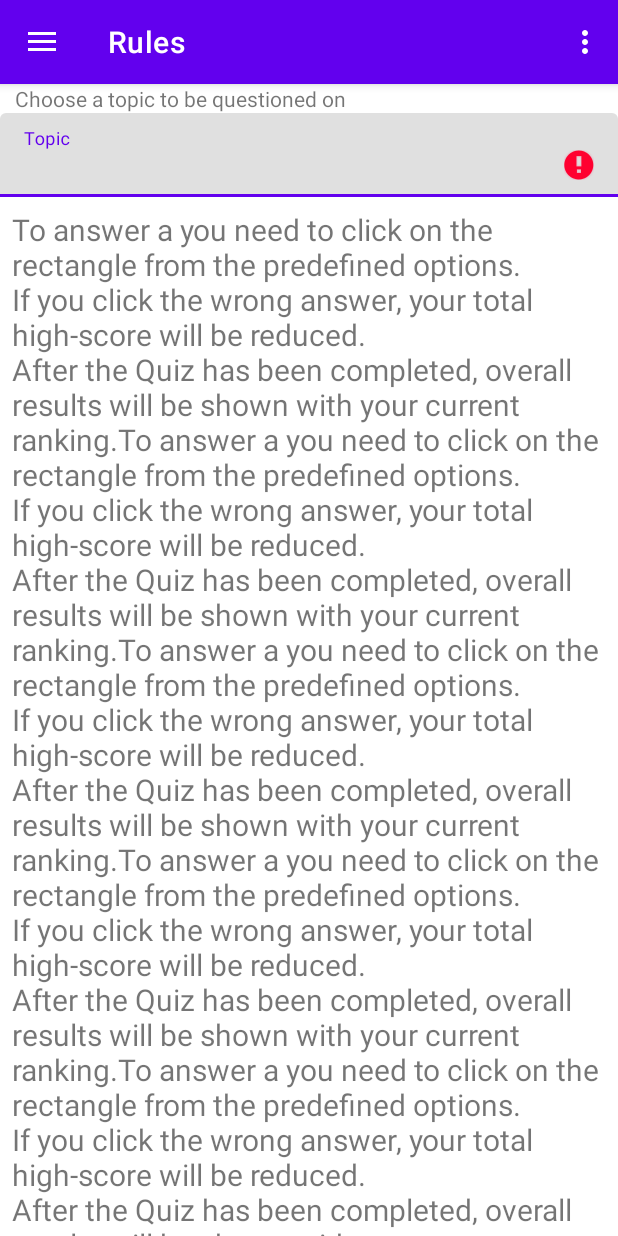
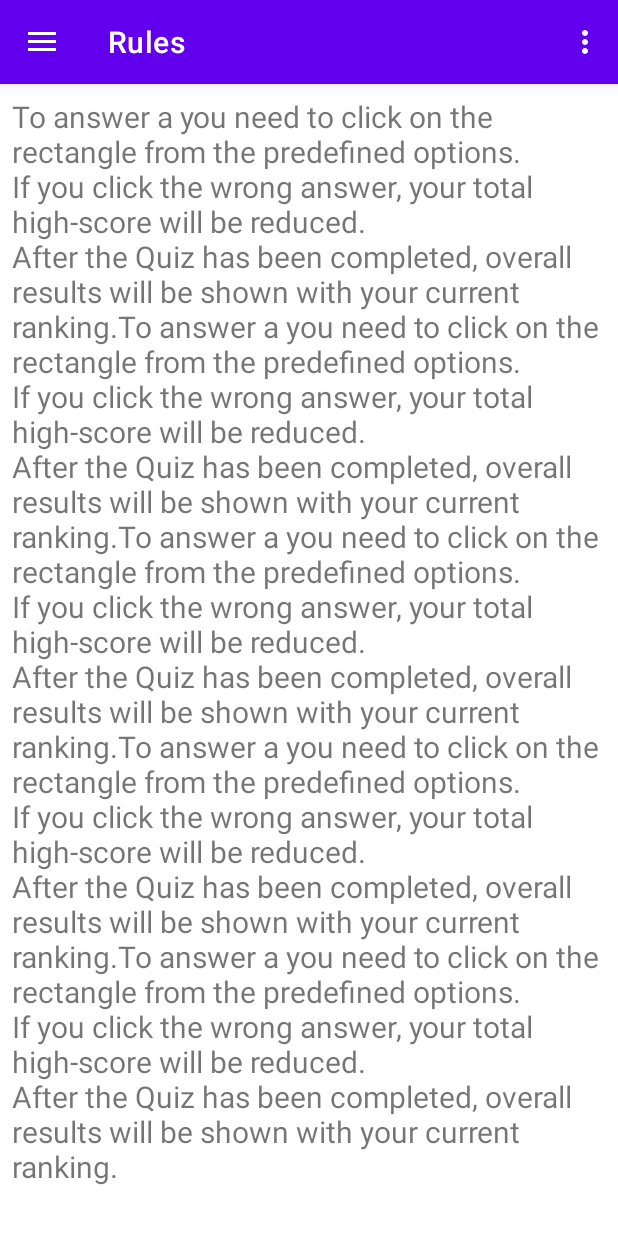
Before and after one commit to Pr1eMan/QuizGame, an Android app: the QuizMainActivty screen opened directly, with no data from a screen before it, in the side drawer, after a tap on "Rules", on a phone screen of 412 x 824 dp. Run offline under Robolectric (Android 15) with nearby library versions, the phone set to English and light mode, and no system bars; our stand-ins replace navigation-ui.

Commit message:
Fixed choose topic to only display in right screen
Moved choose topic layout to different laylout.

```diff
--- a/app/src/main/res/layout/content_quiz_main_activty.xml
+++ b/app/src/main/res/layout/content_quiz_main_activty.xml
@@ -7,42 +7,13 @@
     app:layout_behavior="@string/appbar_scrolling_view_behavior"
     tools:showIn="@layout/app_bar_quiz_main_activty">
 
-    <LinearLayout
-        android:id="@+id/content_quiz_main_activity_linearLayout"
-        android:layout_width="match_parent"
-        android:layout_height="wrap_content"
-        android:orientation="vertical"
-        app:layout_constraintBottom_toTopOf="@id/nav_host_fragment_content_quiz_main_activty">
-
-        <TextView
-            android:id="@+id/content_quiz_main_activity_topic_header"
-            android:layout_width="match_parent"
-            android:layout_height="wrap_content"
-            android:layout_marginLeft="10dp"
-            android:text="Choose a topic to be questioned on" />
-
-        <com.google.android.material.textfield.TextInputLayout
-            android:id="@+id/textInputLayout"
-            android:layout_width="match_parent"
-            android:layout_height="wrap_content">
-
-            <com.google.android.material.textfield.TextInputEditText
-                android:id="@+id/topic_edit_text"
-                android:layout_width="match_parent"
-                android:layout_height="wrap_content"
-                android:hint="Topic" />
-
-        </com.google.android.material.textfield.TextInputLayout>
-
-    </LinearLayout>
-
     <fragment
         android:id="@+id/nav_host_fragment_content_quiz_main_activty"
         android:name="androidx.navigation.fragment.NavHostFragment"
         android:layout_width="match_parent"
         android:layout_height="wrap_content"
         app:defaultNavHost="true"
-        app:layout_constraintTop_toBottomOf="@id/content_quiz_main_activity_linearLayout"
-        app:navGraph="@navigation/mobile_navigation" />
+        app:navGraph="@navigation/mobile_navigation"
+        tools:layout_editor_absoluteY="75dp" />
 
 </androidx.constraintlayout.widget.ConstraintLayout>
```
Also changed, not shown: app/src/main/res/layout/fragment_home.xml (+23 -2 lines), 1 other file.
